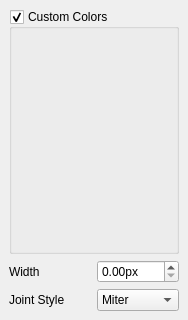
First picture: the form in src/dialogs/dock_knot_display.ui, repository mbasaglia/Knotter, before the edit.
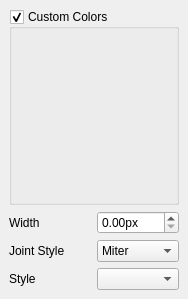
Second picture: the form after the edit. Icons and pictures are not drawn. Custom widgets are drawn as their Qt base class.

Commit message: Brush Style

Patch:
```diff
--- a/src/dialogs/dock_knot_display.ui
+++ b/src/dialogs/dock_knot_display.ui
@@ -7,7 +7,7 @@
     <x>0</x>
     <y>0</y>
     <width>188</width>
-    <height>320</height>
+    <height>299</height>
    </rect>
   </property>
   <property name="windowTitle">
@@ -24,7 +24,7 @@
      <x>9</x>
      <y>9</y>
      <width>170</width>
-     <height>302</height>
+     <height>281</height>
     </rect>
    </property>
    <layout class="QGridLayout" name="gridLayout_2">
@@ -104,6 +104,23 @@
       </item>
      </widget>
     </item>
+    <item row="3" column="0">
+     <widget class="QLabel" name="label_3">
+      <property name="text">
+       <string>Style</string>
+      </property>
+     </widget>
+    </item>
+    <item row="3" column="1">
+     <widget class="QComboBox" name="combo_brush_style">
+      <property name="iconSize">
+       <size>
+        <width>32</width>
+        <height>16</height>
+       </size>
+      </property>
+     </widget>
+    </item>
    </layout>
   </widget>
  </widget>
```
The commit also changes 12 other files.
